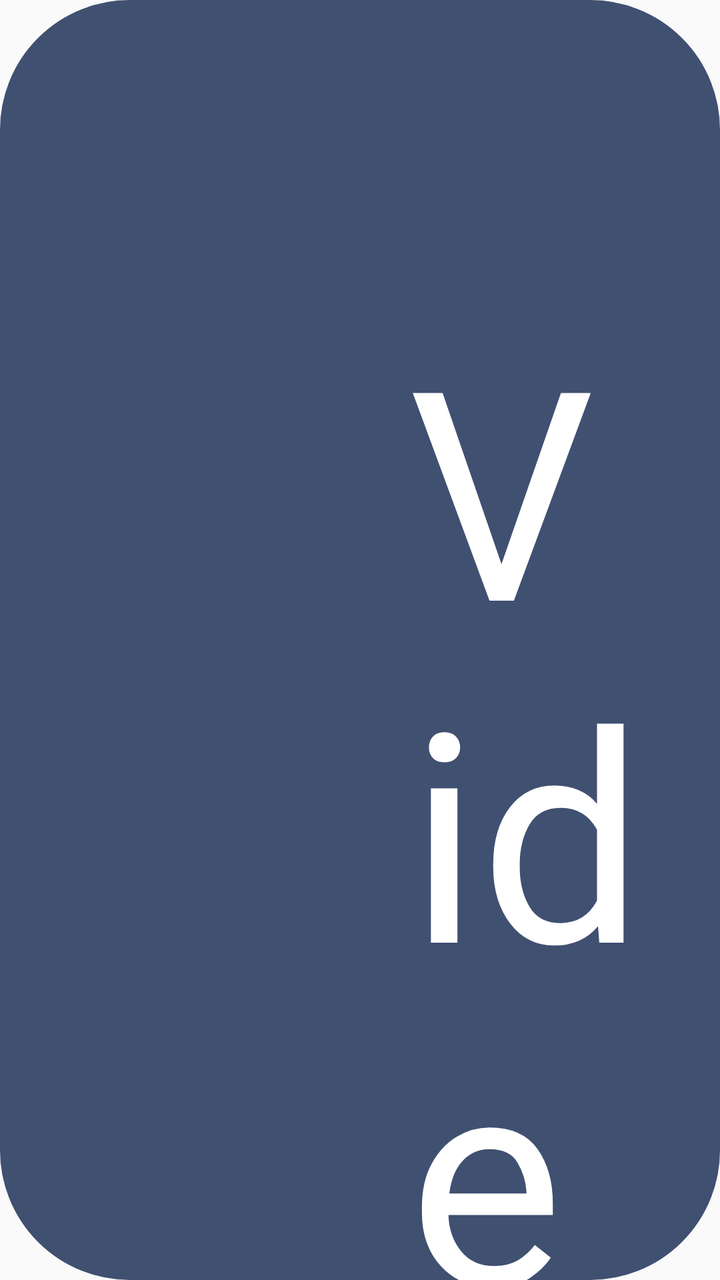
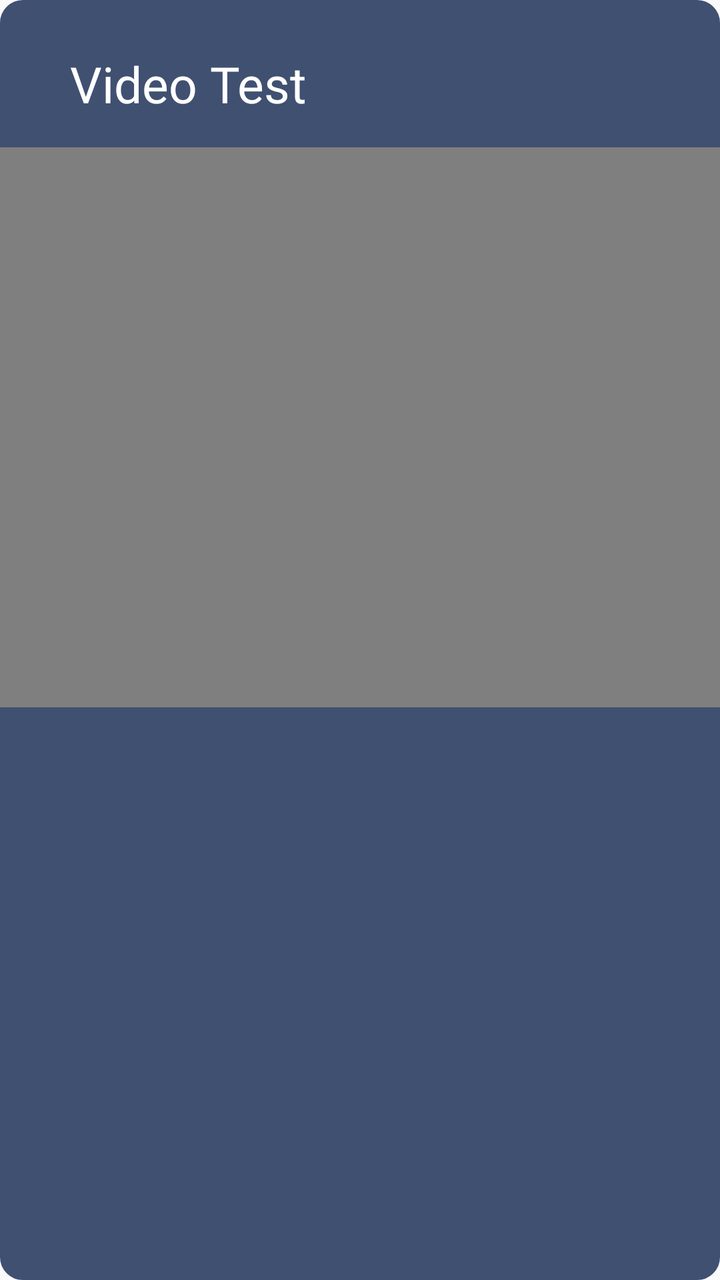

An Android layout rendered at two revisions. The XML below is the earlier revision; the diff shows what the commit changed to produce the second picture.
<!-- AndroidManifest.xml: application theme NoTitle -->
<!-- res/layout/videotestktfragment.xml -->
<?xml version="1.0" encoding="utf-8"?>
<RelativeLayout xmlns:android="http://schemas.android.com/apk/res/android"
    android:background="@drawable/selector_mode_bg"
    android:layout_width="match_parent"
    android:layout_height="match_parent">

    <RelativeLayout
        android:id="@+id/save_image_matrix"
        android:layout_width="match_parent"
        android:layout_height="wrap_content">

        <TextView
            android:layout_width="wrap_content"
            android:layout_height="wrap_content"
            android:layout_marginLeft="35mm"
            android:layout_marginTop="25mm"
            android:fontFamily="@font/montserrat_semibold"
            android:text="@string/Video_Test"
            android:textColor="@color/white"
            android:textSize="25mm" />

        <TextView
            android:textColor="@color/colorMainButton"
            android:id="@+id/time_text"
            android:layout_width="wrap_content"
            android:layout_height="wrap_content"
            android:layout_alignParentRight="true"
            android:layout_marginTop="25mm"
            android:fontFamily="@font/montserrat_semibold"
            android:layout_marginRight="55mm"
            android:textSize="25mm" />

    </RelativeLayout>

    <RelativeLayout
        android:layout_marginTop="15mm"
        android:layout_centerInParent="true"
        android:layout_below="@id/save_image_matrix"
        android:id="@+id/container_video"
        android:layout_width="520mm"
        android:layout_height="280mm"
        >

        <VideoView
            android:id="@+id/video_view"
            android:layout_width="match_parent"
            android:layout_height="match_parent"
            android:layout_centerInParent="true" />

    </RelativeLayout>

</RelativeLayout>
<!-- resources referenced by this layout -->
<resources>
  <color name="colorMainButton">#0091FF</color>
  <color name="white">#FFFFFFFF</color>
  <!-- drawable selector_mode_bg (drawable) -->
  <?xml version="1.0" encoding="utf-8"?>
  <shape
      xmlns:android="http://schemas.android.com/apk/res/android">
      
      <solid
          android:color="@color/colorMainLight" />
      
      <stroke
      android:width="1dp"
      android:color="@color/colorMainLight" />
      
      <size android:height="4mm"/>
      
      <corners
          android:radius="11mm"/>
  
  </shape>
  <string name="Video_Test">Video Test</string>
  <style name="NoTitle" parent="Theme.AppCompat.Light.NoActionBar">
          <item name="colorPrimary">@color/colorMain</item>
          <item name="colorPrimaryDark">@color/colorMain</item>
          <item name="colorAccent">@color/colorMain</item>
          <item name="android:windowFullscreen">true</item>
          <item name="windowActionBar">false</item>
          <item name="windowNoTitle">true</item>
          <item name="android:textAppearanceListItemSmall">@style/listPopupWindow</item>
      </style>
  <color name="colorMainLight">#405071</color>
  <color name="colorMain">#1D2D4B</color>
  <style name="listPopupWindow">
          <item name="android:textSize">25mm</item>
          <item name="android:fontFamily">@font/montserrat_regular</item>
          <item name="android:textColor">@color/black</item>
      </style>
  <color name="black">#FF000000</color>
</resources>

<!-- the commit's change to res/layout/videotestktfragment.xml (unified diff, before → after) -->
@@ -12,12 +12,12 @@
         <TextView
             android:layout_width="wrap_content"
             android:layout_height="wrap_content"
-            android:layout_marginLeft="35mm"
-            android:layout_marginTop="25mm"
+            android:layout_marginLeft="35dp"
+            android:layout_marginTop="25dp"
             android:fontFamily="@font/montserrat_semibold"
             android:text="@string/Video_Test"
             android:textColor="@color/white"
-            android:textSize="25mm" />
+            android:textSize="25dp" />
 
         <TextView
             android:textColor="@color/colorMainButton"
@@ -25,20 +25,20 @@
             android:layout_width="wrap_content"
             android:layout_height="wrap_content"
             android:layout_alignParentRight="true"
-            android:layout_marginTop="25mm"
+            android:layout_marginTop="25dp"
             android:fontFamily="@font/montserrat_semibold"
-            android:layout_marginRight="55mm"
-            android:textSize="25mm" />
+            android:layout_marginRight="55dp"
+            android:textSize="25dp" />
 
     </RelativeLayout>
 
     <RelativeLayout
-        android:layout_marginTop="15mm"
+        android:layout_marginTop="15dp"
         android:layout_centerInParent="true"
         android:layout_below="@id/save_image_matrix"
         android:id="@+id/container_video"
-        android:layout_width="520mm"
-        android:layout_height="280mm"
+        android:layout_width="520dp"
+        android:layout_height="280dp"
         >
 
         <VideoView
<!-- resource entries referenced after the edit -->
@@ -14,10 +14,10 @@
       android:width="1dp"
       android:color="@color/colorMainLight" />
       
-      <size android:height="4mm"/>
+      <size android:height="4dp"/>
       
       <corners
-          android:radius="11mm"/>
+          android:radius="11dp"/>
   
   </shape>
   <string name="Video_Test">Video Test</string>
